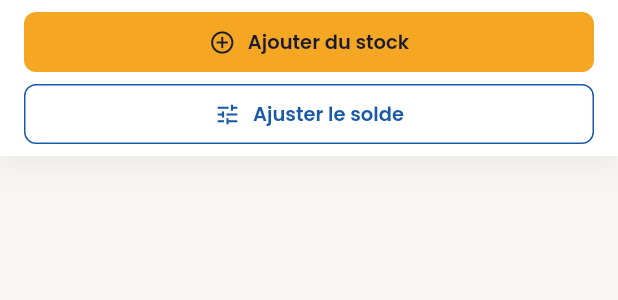
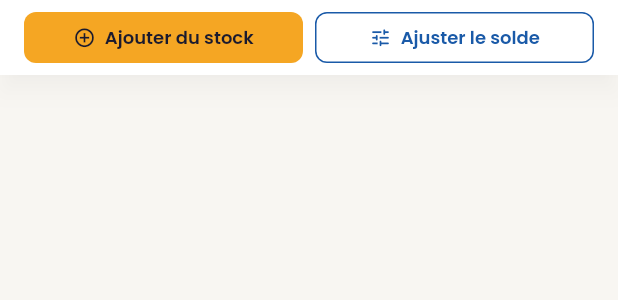
Before and after one commit to Mperonneau/retail_POS, a Flutter app: the _InventoryActionBar widget shown alone on an empty page, opened directly with empty values, on a phone screen of 412 x 824 dp. Shown: the top 300 px of the screen. Run offline on Flutter 3.47's test engine with Material 3 defaults, Android fonts, the phone set to English and light mode, and no system bars; our stand-ins replace fl_chart, flutter_riverpod, go_router, google_fonts, pdf, printing and 4 more; missing offline and left inert: dart:js_interop, mobile_scanner; accounts and stored records are empty.

Commit message:
Place the stock actions side by side on a phone
Ajouter du stock and Ajuster le solde share one row. On a narrow panel each button is shorter so both labels fit.

Co-authored-by: Mperonneau <Mperonneau@users.noreply.github.com>

```diff
--- a/lib/retail/widgets/retail_product_inventory_panel.dart
+++ b/lib/retail/widgets/retail_product_inventory_panel.dart
@@ -1042,30 +1042,6 @@ class _InventoryActionBar extends StatelessWidget {
         child: LayoutBuilder(
           builder: (context, c) {
             final narrow = c.maxWidth < 420;
-            if (narrow) {
-              return Column(
-                crossAxisAlignment: CrossAxisAlignment.stretch,
-                mainAxisSize: MainAxisSize.min,
-                children: [
-                  AppButton(
-                    label: 'Ajouter du stock',
-                    icon: Icons.add_circle_outline,
-                    onPressed: onAddStock,
-                    fullWidth: true,
-                    compact: true,
-                  ),
-                  const SizedBox(height: AppConstants.spacing8),
-                  AppButton(
-                    label: 'Ajuster le solde',
-                    icon: Icons.tune_rounded,
-                    variant: AppButtonVariant.secondary,
-                    onPressed: onAdjust,
-                    fullWidth: true,
-                    compact: true,
-                  ),
-                ],
-              );
-            }
             return Row(
               children: [
                 Expanded(
@@ -1074,7 +1050,8 @@ class _InventoryActionBar extends StatelessWidget {
                     icon: Icons.add_circle_outline,
                     onPressed: onAddStock,
                     fullWidth: true,
-                    compact: true,
+                    compact: !narrow,
+                    dense: narrow,
                   ),
                 ),
                 const SizedBox(width: AppConstants.spacing8),
@@ -1085,7 +1062,8 @@ class _InventoryActionBar extends StatelessWidget {
                     variant: AppButtonVariant.secondary,
                     onPressed: onAdjust,
                     fullWidth: true,
-                    compact: true,
+                    compact: !narrow,
+                    dense: narrow,
                   ),
                 ),
               ],
```
